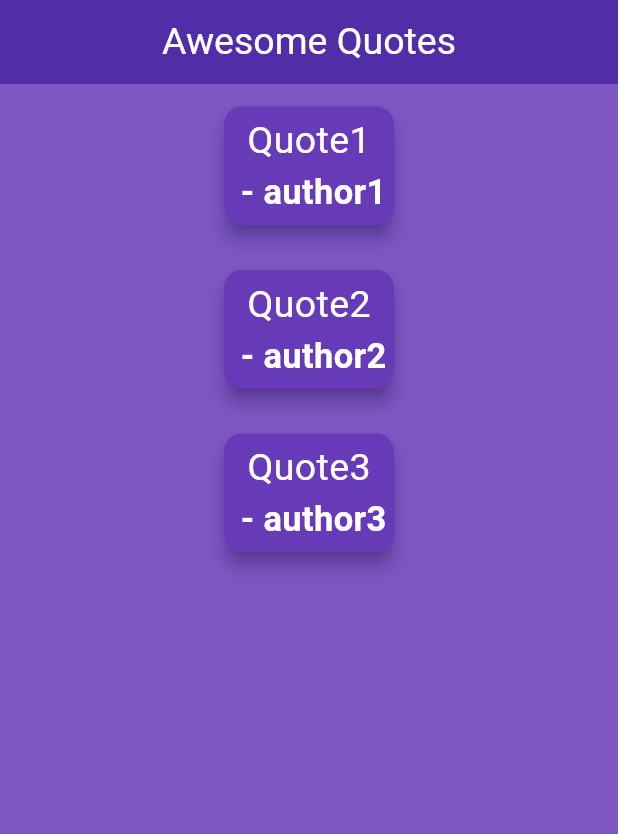
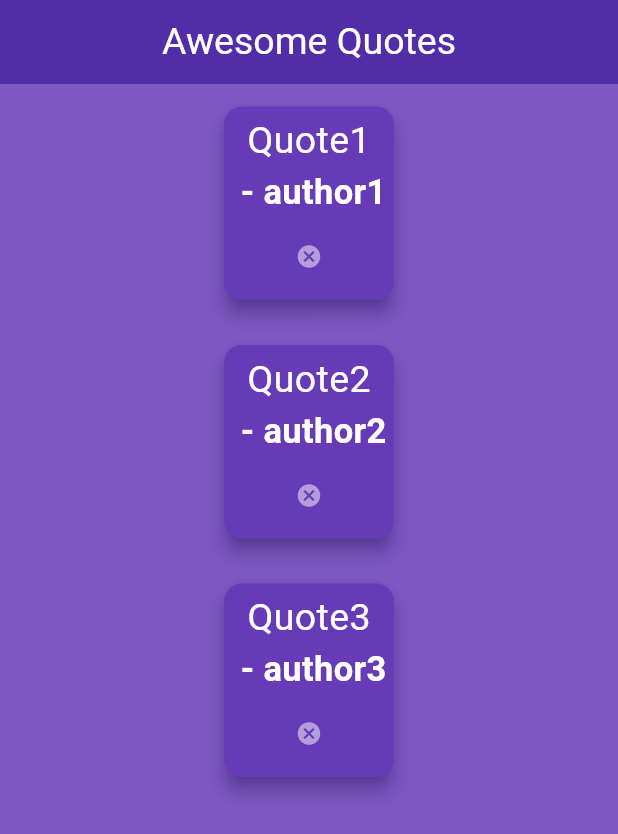
Before and after one commit to Sawyer-Anderson1/practice_app2, a Flutter app: the screen it shows after launch, on a phone screen of 412 x 824 dp. Shown: the top 834 px of the screen. Run offline on Flutter 3.47's test engine with Material 3 defaults, Android fonts, the phone set to English and light mode, and no system bars.

Commit message:
Add files via upload

```diff
--- a/lib/main.dart
+++ b/lib/main.dart
@@ -37,7 +37,14 @@ class _QuoteListState extends State<QuoteList> {
       ),
       body: Center(
         child: Column(
-          children: quotes.map((quote) => QuoteCard(quote: quote)).toList(),
+          children: quotes.map((quote) => QuoteCard(
+            quote: quote,
+            delete: () {
+              setState(() {
+                quotes.remove(quote);
+              });
+            }
+          )).toList(),
         ),
       )
     );
--- a/lib/quote_card.dart
+++ b/lib/quote_card.dart
@@ -3,8 +3,9 @@ import 'quote.dart';
 
 class QuoteCard extends StatelessWidget {
   final Quote quote;
+  final VoidCallback delete;
 
-  QuoteCard({ required this.quote });
+  QuoteCard({ required this.quote, required this.delete });
 
   @override
   Widget build(BuildContext context) {
@@ -33,6 +34,15 @@ class QuoteCard extends StatelessWidget {
                 fontWeight: FontWeight.bold,
               ),
             ),
+            SizedBox(height: 2.0),
+            TextButton(
+              onPressed: delete,
+              iconAlignment: IconAlignment.end,
+              child: Icon(
+                Icons.cancel,
+                color: Colors.deepPurple[200],
+              ),
+            ),
           ],
         ),
       ),
```
